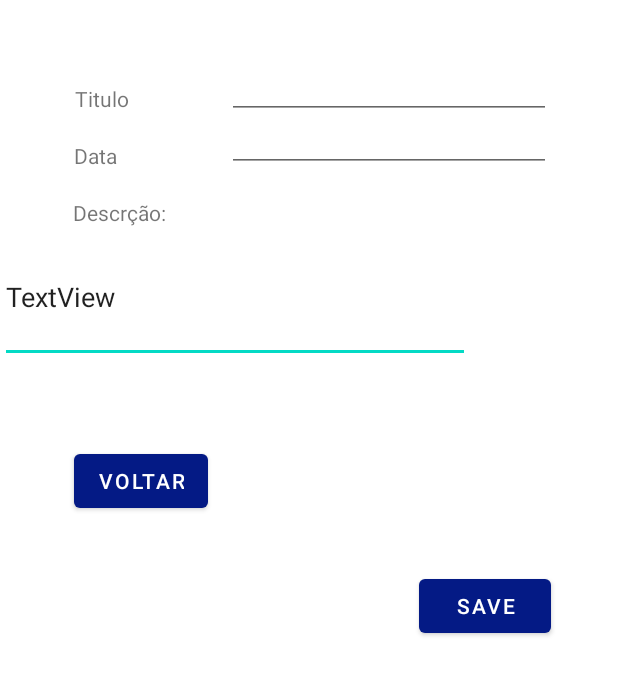
After one commit to flavioafernandes/projeto_cm, an Android app: the layout add_event_layout3.xml on its own in the app's theme, with its tools: preview values and no code run, on a phone screen of 412 x 824 dp. The commit adds this screen. Shown: the top 675 px of the screen. Run offline under Robolectric (Android 15) with nearby library versions, the phone set to English and light mode, and no system bars.

Commit message:
Full comit
Signed-off-by: TWings <luis.gui.duarte@gmail.com>

```diff
--- a/app/src/main/java/com/example/projectcm/activities/MainActivity.java
+++ b/app/src/main/java/com/example/projectcm/activities/MainActivity.java
@@ -10,12 +10,13 @@ import android.os.Bundle;
 import com.example.projectcm.DatabaseHelper;
 import com.example.projectcm.R;
 import com.example.projectcm.fragments.Detalhes;
+import com.example.projectcm.fragments.EditarPerfil;
 import com.example.projectcm.fragments.EditarVeiculo;
 import com.example.projectcm.fragments.Login;
 import com.example.projectcm.fragments.MainPage;
 import com.example.projectcm.fragments.Register;
 
-public class MainActivity extends AppCompatActivity implements Login.registerClickListener, Register.ListenerToLogin{
+public class MainActivity extends AppCompatActivity implements Login.registerClickListener, Register.ListenerToLogin {
 
     @Override
     protected void onCreate(Bundle savedInstanceState) {
@@ -65,4 +66,6 @@ public class MainActivity extends AppCompatActivity implements Login.registerCli
         Detalhes detalhes = (Detalhes) getSupportFragmentManager().findFragmentByTag("detalhes");
         getSupportFragmentManager().popBackStack();
     }
+
+
 }
--- /dev/null
+++ b/app/src/main/res/layout/add_event_layout3.xml
@@ -0,0 +1,97 @@
+<?xml version="1.0" encoding="utf-8"?>
+<androidx.constraintlayout.widget.ConstraintLayout xmlns:android="http://schemas.android.com/apk/res/android"
+    xmlns:app="http://schemas.android.com/apk/res-auto"
+    xmlns:tools="http://schemas.android.com/tools"
+    android:layout_width="match_parent"
+    android:layout_height="match_parent">
+
+    <TextView
+        android:id="@+id/textView7"
+        android:layout_width="74dp"
+        android:layout_height="22dp"
+        android:layout_marginTop="16dp"
+
+        android:text="Data"
+        app:layout_constraintEnd_toEndOf="parent"
+        app:layout_constraintHorizontal_bias="0.145"
+        app:layout_constraintStart_toStartOf="parent"
+        app:layout_constraintTop_toBottomOf="@+id/textView15" />
+
+    <TextView
+        android:id="@+id/textView13"
+        android:layout_width="70dp"
+        android:layout_height="22dp"
+        android:layout_marginTop="16dp"
+
+        android:text="Descrção:"
+        app:layout_constraintEnd_toEndOf="parent"
+        app:layout_constraintHorizontal_bias="0.143"
+        app:layout_constraintStart_toStartOf="parent"
+        app:layout_constraintTop_toBottomOf="@+id/textView7" />
+
+    <TextView
+        android:id="@+id/textView15"
+        android:layout_width="73dp"
+        android:layout_height="22dp"
+        android:layout_marginTop="56dp"
+        android:text="Titulo"
+        app:layout_constraintEnd_toEndOf="parent"
+        app:layout_constraintHorizontal_bias="0.147"
+        app:layout_constraintStart_toStartOf="parent"
+        app:layout_constraintTop_toTopOf="parent" />
+
+    <EditText
+        android:id="@+id/textView16"
+        android:layout_width="313dp"
+        android:layout_height="88dp"
+        android:text="TextView"
+        app:layout_constraintTop_toBottomOf="@+id/textView13"
+        tools:layout_editor_absoluteX="49dp" />
+
+    <Button
+        android:id="@+id/AddEvent"
+        android:layout_width="wrap_content"
+        android:layout_height="wrap_content"
+        android:layout_marginBottom="396dp"
+        android:text="Save"
+        app:layout_constraintBottom_toBottomOf="parent"
+        app:layout_constraintEnd_toEndOf="parent"
+        app:layout_constraintHorizontal_bias="0.863"
+        app:layout_constraintStart_toStartOf="parent" />
+
+    <Button
+        android:id="@+id/VoltarBunttonEvent"
+        android:layout_width="wrap_content"
+        android:layout_height="wrap_content"
+        android:text="Voltar"
+        app:layout_constraintBottom_toBottomOf="parent"
+        app:layout_constraintEnd_toStartOf="@+id/AddEvent"
+        app:layout_constraintHorizontal_bias="0.259"
+        app:layout_constraintStart_toStartOf="parent"
+        app:layout_constraintTop_toBottomOf="@+id/textView16"
+        app:layout_constraintVertical_bias="0.102" />
+
+    <EditText
+        android:id="@+id/textView17"
+        android:layout_width="216dp"
+        android:layout_height="23dp"
+        android:layout_marginStart="28dp"
+        android:layout_marginTop="56dp"
+        android:text="TextView"
+        android:inputType="text"
+        app:layout_constraintStart_toEndOf="@+id/textView15"
+        app:layout_constraintTop_toTopOf="parent" />
+
+    <EditText
+        android:id="@+id/textView18"
+        android:layout_width="216dp"
+        android:layout_height="23dp"
+        android:layout_marginStart="28dp"
+        android:layout_marginTop="12dp"
+        android:text="TextView"
+        android:inputType="date"
+        app:layout_constraintStart_toEndOf="@+id/textView7"
+        app:layout_constraintTop_toBottomOf="@+id/textView17" />
+
+
+</androidx.constraintlayout.widget.ConstraintLayout>
```
Also changed, not shown: app/src/main/java/com/example/projectcm/activities/LoggedInActivity.java (+8 -0 lines), app/src/main/java/com/example/projectcm/fragments/EditarPerfil.java (+239 -20 lines), app/src/main/java/com/example/projectcm/fragments/MainPage.java (+7 -19 lines), app/src/main/res/layout/add_event_layout.xml (+17 -42 lines), app/src/main/res/layout/add_event_layout2.xml (added, +76 -0 lines), app/src/main/res/layout/fragment_editar_perfil.xml (+16 -6 lines), app/src/main/res/layout/notification_item.xml (added, +46 -0 lines).
